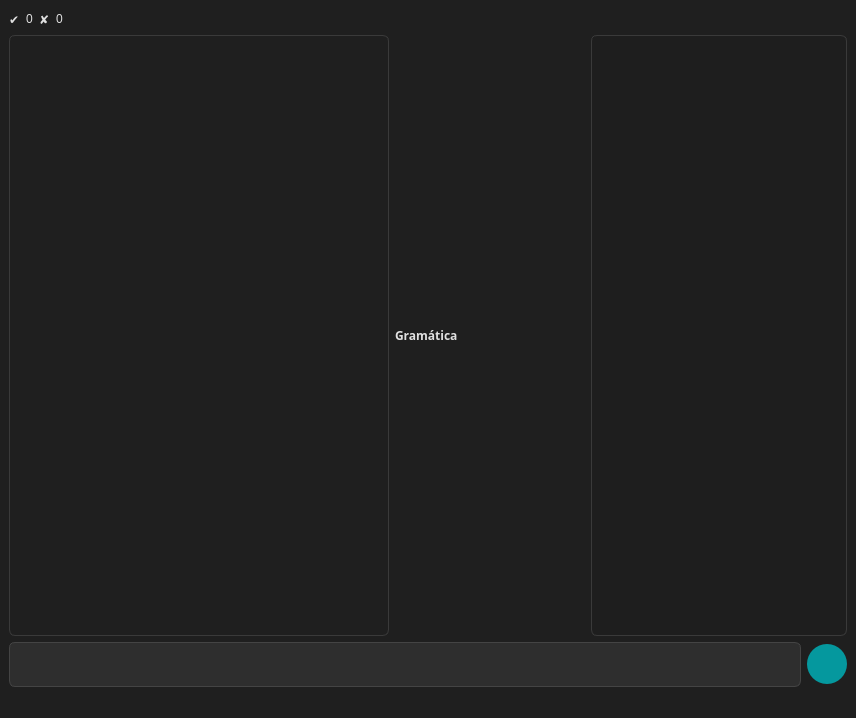
Above: slrtutorwindow.ui from jose-rZM/SyntaxTutor before the change. Below: the same form after it.
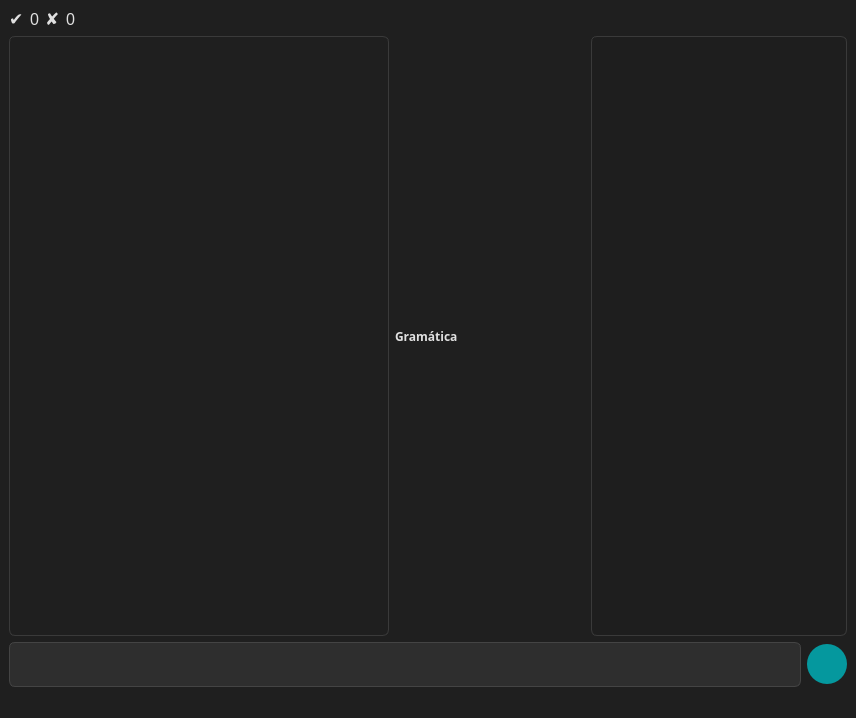
That is the form after the change. Icons and pictures are not drawn. Custom widgets are drawn as their Qt base class.

Commit message: animation when counter labels are modified

```diff
--- a/slrtutorwindow.ui
+++ b/slrtutorwindow.ui
@@ -33,6 +33,11 @@
           <verstretch>0</verstretch>
          </sizepolicy>
         </property>
+        <property name="font">
+         <font>
+          <pointsize>13</pointsize>
+         </font>
+        </property>
         <property name="text">
          <string>✔</string>
         </property>
@@ -46,6 +51,11 @@
           <verstretch>0</verstretch>
          </sizepolicy>
         </property>
+        <property name="font">
+         <font>
+          <pointsize>12</pointsize>
+         </font>
+        </property>
         <property name="toolTip">
          <string>Respuestas correctas</string>
         </property>
@@ -62,6 +72,11 @@
           <verstretch>0</verstretch>
          </sizepolicy>
         </property>
+        <property name="font">
+         <font>
+          <pointsize>13</pointsize>
+         </font>
+        </property>
         <property name="text">
          <string>✘</string>
         </property>
@@ -75,6 +90,11 @@
           <verstretch>0</verstretch>
          </sizepolicy>
         </property>
+        <property name="font">
+         <font>
+          <pointsize>12</pointsize>
+         </font>
+        </property>
         <property name="toolTip">
          <string>Respuestas incorrectas</string>
         </property>
```
Left out of the diff: 4 changed lines with no effect on the pictures. The commit also changes 2 other files.
